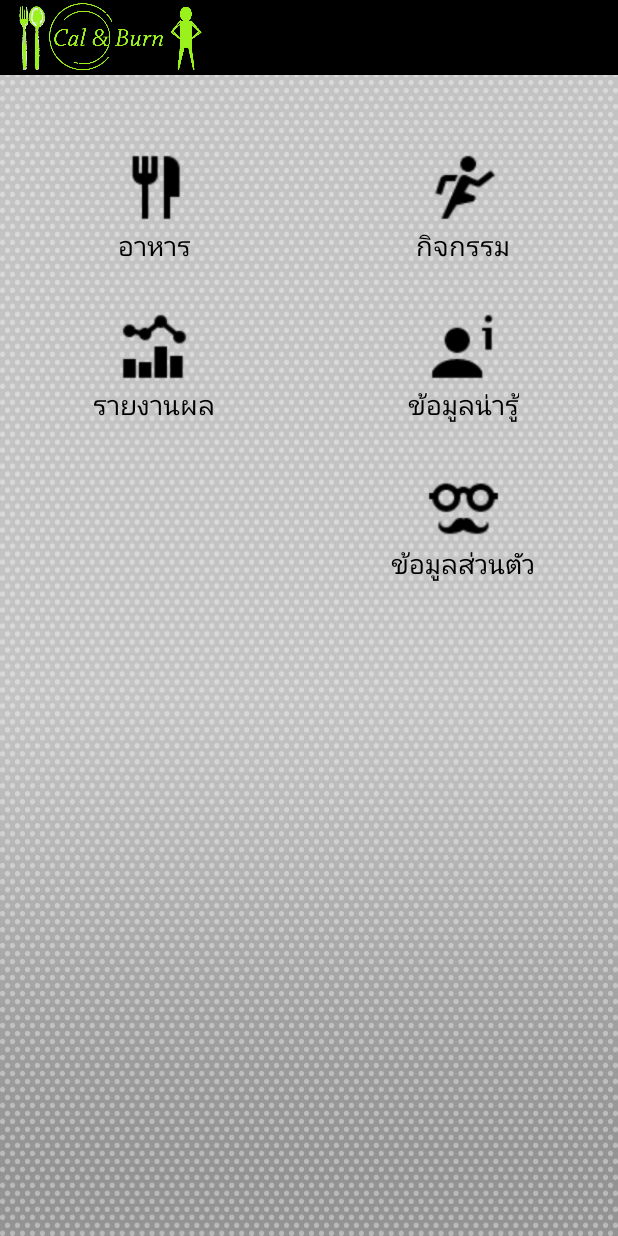
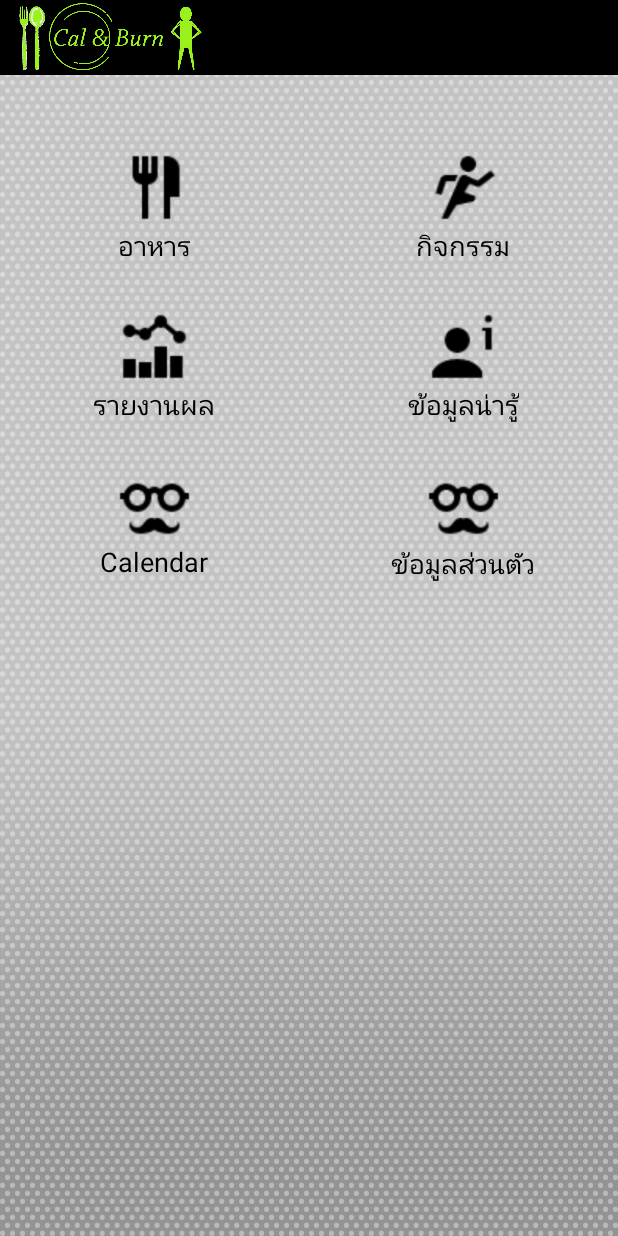
Before and after one commit to masterUNG/Cal-and-Burn-from-Gun2, an Android app: the MainActivity screen opened directly, with no data from a screen before it, on a phone screen of 412 x 824 dp. Run offline under Robolectric (Android 15) with nearby library versions, the phone set to English and light mode, and no system bars.

Commit message:
Check Date

```diff
--- a/app/src/main/res/layout/activity_main.xml
+++ b/app/src/main/res/layout/activity_main.xml
@@ -149,7 +149,27 @@
                 android:orientation="vertical"
                 android:layout_width="match_parent"
                 android:layout_height="wrap_content"
-                android:layout_weight="1"></LinearLayout>
+                android:layout_weight="1">
+
+                <ImageButton
+                    android:layout_width="50dp"
+                    android:layout_height="50dp"
+                    android:id="@+id/imageButton20"
+                    android:onClick="clickCalendar"
+                    android:background="@drawable/profile"
+                    android:layout_gravity="center_horizontal" />
+
+                <TextView
+                    android:id="@+id/textView94"
+                    android:layout_width="wrap_content"
+                    android:layout_height="wrap_content"
+                    android:text="Calendar"
+                    android:layout_below="@+id/pro1"
+                    android:layout_alignParentRight="true"
+                    android:layout_gravity="center_horizontal"
+                    android:textColor="@color/black"
+                    android:textSize="@dimen/h3" />
+            </LinearLayout>
 
             <LinearLayout
                 android:orientation="vertical"
```
Also changed, not shown: app/src/main/AndroidManifest.xml (+16 -10 lines), app/src/main/java/com/example/admin/calandburn/MainActivity.java (+13 -13 lines).
